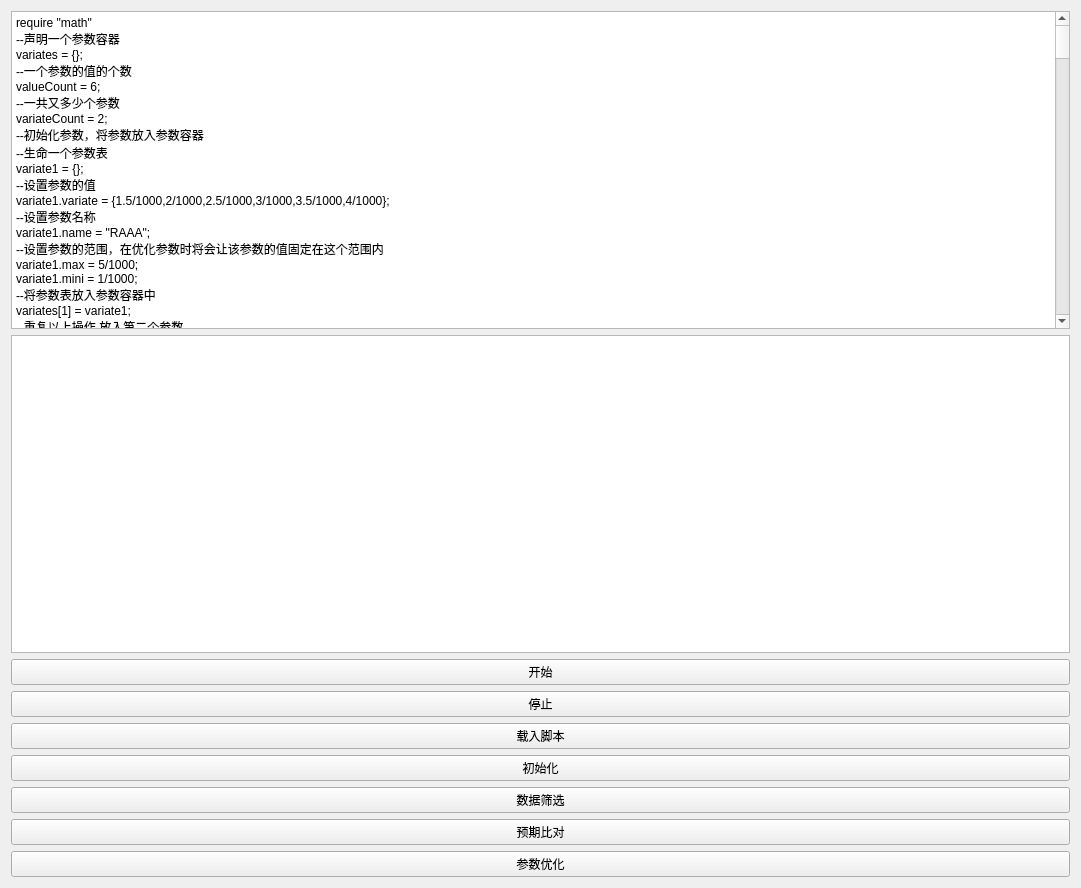
Qt form src/SmartContorl/SmartContorlUI.ui (BeQuiet1228/FreeCAD) before a commit.
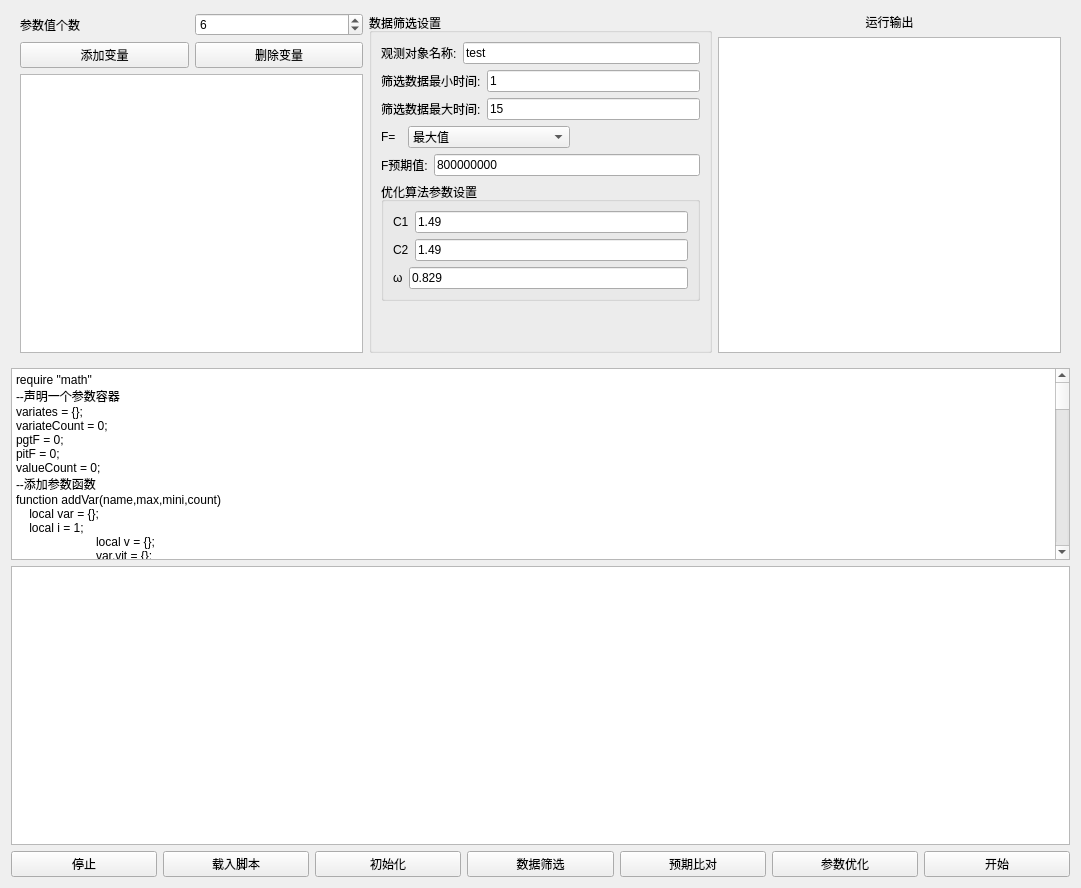
The same form after that commit. Custom widgets are drawn as their Qt base class.

Commit message: 完成优化算法初步得界面

```diff
--- a/src/SmartContorl/SmartContorlUI.ui
+++ b/src/SmartContorl/SmartContorlUI.ui
@@ -13,7 +13,317 @@
   <property name="windowTitle">
    <string>Form</string>
   </property>
-  <layout class="QVBoxLayout" name="verticalLayout">
+  <layout class="QVBoxLayout" name="verticalLayout" stretch="0,0,1,0">
+   <property name="topMargin">
+    <number>4</number>
+   </property>
+   <item>
+    <widget class="QWidget" name="widget" native="true">
+     <property name="sizePolicy">
+      <sizepolicy hsizetype="Preferred" vsizetype="Minimum">
+       <horstretch>0</horstretch>
+       <verstretch>0</verstretch>
+      </sizepolicy>
+     </property>
+     <property name="minimumSize">
+      <size>
+       <width>0</width>
+       <height>200</height>
+      </size>
+     </property>
+     <layout class="QHBoxLayout" name="horizontalLayout_12">
+      <item>
+       <layout class="QVBoxLayout" name="verticalLayout_2">
+        <item>
+         <layout class="QHBoxLayout" name="horizontalLayout_3">
+          <item>
+           <widget class="QLabel" name="label">
+            <property name="text">
+             <string>参数值个数</string>
+            </property>
+           </widget>
+          </item>
+          <item>
+           <widget class="QSpinBox" name="spinBoxCount">
+            <property name="value">
+             <number>6</number>
+            </property>
+           </widget>
+          </item>
+         </layout>
+        </item>
+        <item>
+         <layout class="QHBoxLayout" name="horizontalLayout_2">
+          <item>
+           <widget class="QPushButton" name="pushButtonAddVariate">
+            <property name="text">
+             <string>添加变量</string>
+            </property>
+           </widget>
+          </item>
+          <item>
+           <widget class="QPushButton" name="pushButtonDeleteVariate">
+            <property name="text">
+             <string>删除变量</string>
+            </property>
+           </widget>
+          </item>
+         </layout>
+        </item>
+        <item>
+         <widget class="QListWidget" name="listWidgetVariate"/>
+        </item>
+       </layout>
+      </item>
+      <item>
+       <layout class="QVBoxLayout" name="verticalLayout_5">
+        <item>
+         <widget class="QGroupBox" name="groupBox">
+          <property name="title">
+           <string>数据筛选设置</string>
+          </property>
+          <layout class="QVBoxLayout" name="verticalLayout_3">
+           <item>
+            <layout class="QHBoxLayout" name="horizontalLayout_4">
+             <item>
+              <widget class="QLabel" name="label_2">
+               <property name="text">
+                <string>观测对象名称:</string>
+               </property>
+              </widget>
+             </item>
+             <item>
+              <widget class="QLineEdit" name="lineEditName">
+               <property name="text">
+                <string>test</string>
+               </property>
+              </widget>
+             </item>
+            </layout>
+           </item>
+           <item>
+            <layout class="QHBoxLayout" name="horizontalLayout_6">
+             <item>
+              <widget class="QLabel" name="label_4">
+               <property name="text">
+                <string>筛选数据最小时间:</string>
+               </property>
+              </widget>
+             </item>
+             <item>
+              <widget class="QLineEdit" name="lineEditMiniTime">
+               <property name="text">
+                <string>1</string>
+               </property>
+              </widget>
+             </item>
+            </layout>
+           </item>
+           <item>
+            <layout class="QHBoxLayout" name="horizontalLayout_5">
+             <item>
+              <widget class="QLabel" name="label_3">
+               <property name="text">
+                <string>筛选数据最大时间:</string>
+               </property>
+              </widget>
+             </item>
+             <item>
+              <widget class="QLineEdit" name="lineEditMaxTime">
+               <property name="text">
+                <string>15</string>
+               </property>
+              </widget>
+             </item>
+            </layout>
+           </item>
+           <item>
+            <layout class="QHBoxLayout" name="horizontalLayout_7">
+             <item>
+              <widget class="QLabel" name="label_5">
+               <property name="sizePolicy">
+                <sizepolicy hsizetype="Minimum" vsizetype="Preferred">
+                 <horstretch>0</horstretch>
+                 <verstretch>0</verstretch>
+                </sizepolicy>
+               </property>
+               <property name="text">
+                <string>F=  </string>
+               </property>
+               <property name="alignment">
+                <set>Qt::AlignLeading|Qt::AlignLeft|Qt::AlignVCenter</set>
+               </property>
+              </widget>
+             </item>
+             <item>
+              <widget class="QComboBox" name="comboBoxF">
+               <property name="sizePolicy">
+                <sizepolicy hsizetype="Expanding" vsizetype="Fixed">
+                 <horstretch>0</horstretch>
+                 <verstretch>0</verstretch>
+                </sizepolicy>
+               </property>
+               <item>
+                <property name="text">
+                 <string>最大值</string>
+                </property>
+               </item>
+               <item>
+                <property name="text">
+                 <string>最小值</string>
+                </property>
+               </item>
+               <item>
+                <property name="text">
+                 <string>平均值</string>
+                </property>
+               </item>
+               <item>
+                <property name="text">
+                 <string>新建项目</string>
+                </property>
+               </item>
+               <item>
+                <property name="text">
+                 <string>PavExp(-|Pmax/Pav-2k|)</string>
+                </property>
+               </item>
+              </widget>
+             </item>
+             <item>
+              <spacer name="horizontalSpacer">
+               <property name="orientation">
+                <enum>Qt::Horizontal</enum>
+               </property>
+               <property name="sizeHint" stdset="0">
+                <size>
+                 <width>40</width>
+                 <height>20</height>
+                </size>
+               </property>
+              </spacer>
+             </item>
+            </layout>
+           </item>
+           <item>
+            <layout class="QHBoxLayout" name="horizontalLayout_8">
+             <item>
+              <widget class="QLabel" name="label_6">
+               <property name="text">
+                <string>F预期值:</string>
+               </property>
+              </widget>
+             </item>
+             <item>
+              <widget class="QLineEdit" name="lineEditMaxF">
+               <property name="text">
+                <string>800000000</string>
+               </property>
+              </widget>
+             </item>
+            </layout>
+           </item>
+           <item>
+            <widget class="QGroupBox" name="groupBox_2">
+             <property name="title">
+              <string>优化算法参数设置</string>
+             </property>
+             <layout class="QVBoxLayout" name="verticalLayout_4">
+              <item>
+               <layout class="QHBoxLayout" name="horizontalLayout_9">
+                <item>
+                 <widget class="QLabel" name="label_7">
+                  <property name="text">
+                   <string>C1</string>
+                  </property>
+                 </widget>
+                </item>
+                <item>
+                 <widget class="QLineEdit" name="lineEditC1">
+                  <property name="text">
+                   <string>1.49</string>
+                  </property>
+                 </widget>
+                </item>
+               </layout>
+              </item>
+              <item>
+               <layout class="QHBoxLayout" name="horizontalLayout_10">
+                <item>
+                 <widget class="QLabel" name="label_8">
+                  <property name="text">
+                   <string>C2</string>
+                  </property>
+                 </widget>
+                </item>
+                <item>
+                 <widget class="QLineEdit" name="lineEditC2">
+                  <property name="text">
+                   <string>1.49</string>
+                  </property>
+                 </widget>
+                </item>
+               </layout>
+              </item>
+              <item>
+               <layout class="QHBoxLayout" name="horizontalLayout_11">
+                <item>
+                 <widget class="QLabel" name="label_9">
+                  <property name="text">
+                   <string>ω</string>
+                  </property>
+                 </widget>
+                </item>
+                <item>
+                 <widget class="QLineEdit" name="lineEditOmega">
+                  <property name="text">
+                   <string>0.829</string>
+                  </property>
+                 </widget>
+                </item>
+               </layout>
+              </item>
+             </layout>
+            </widget>
+           </item>
+           <item>
+            <spacer name="verticalSpacer">
+             <property name="orientation">
+              <enum>Qt::Vertical</enum>
+             </property>
+             <property name="sizeHint" stdset="0">
+              <size>
+               <width>20</width>
+               <height>40</height>
+              </size>
+             </property>
+            </spacer>
+           </item>
+          </layout>
+         </widget>
+        </item>
+       </layout>
+      </item>
+      <item>
+       <layout class="QVBoxLayout" name="verticalLayout_6">
+        <item>
+         <widget class="QLabel" name="label_10">
+          <property name="text">
+           <string>运行输出</string>
+          </property>
+          <property name="alignment">
+           <set>Qt::AlignCenter</set>
+          </property>
+         </widget>
+        </item>
+        <item>
+         <widget class="QPlainTextEdit" name="plainTextEdit"/>
+        </item>
+       </layout>
+      </item>
+     </layout>
+    </widget>
+   </item>
    <item>
     <widget class="CodeEditor" name="textEdit">
      <property name="styleSheet">
@@ -23,55 +333,55 @@
       <string>require &quot;math&quot;
 --声明一个参数容器
 variates = {};
---一个参数的值的个数
-valueCount = 6;
---一共又多少个参数
-variateCount = 2;
---初始化参数，将参数放入参数容器
---生命一个参数表
-variate1 = {};
---设置参数的值
-variate1.variate = {1.5/1000,2/1000,2.5/1000,3/1000,3.5/1000,4/1000};
---设置参数名称
-variate1.name = &quot;RAAA&quot;;
---设置参数的范围，在优化参数时将会让该参数的值固定在这个范围内
-variate1.max = 5/1000;
-variate1.mini = 1/1000;
---将参数表放入参数容器中
-variates[1] = variate1;
---重复以上操作 放入第二个参数
-variate2 = {};
-variate2.variate = {11/1000,12/1000,14/1000,16/1000,18/1000,20/1000};
-variate2.name = &quot;RBBB&quot;;
-variate2.mini = 10/1000;
-variate2.max = 30/1000;
-variates[2] = variate2;
-
---观测对象在m3d中设置的别名
-observeName = &quot;test&quot;;
---数据筛选时的时间范围
-maxTime = 15;
-miniTime = 1;
---预期功率值 当F达到这个预期值时停止优化
-excpectF = 800000000;
+variateCount = 0;
 pgtF = 0;
-pitF = 0
---优化算法中的参数
-omiga = 0.829;
-c1 = 1.49;
-c2 = 1.49;
+pitF = 0;
+valueCount = 0;
+--添加参数函数
+function addVar(name,max,mini,count)
+    local var = {};
+    local i = 1;
+	local v = {};
+	var.vit = {};
+	var.pgt = 0;
+	var.pit = 0;
+    --随机数只能取整数 所以需要将范围乘上一个足够大的数之后再取小数
+	local bei = 1000000;
+    while(i &lt; count + 1)
+	do
+		--设置参数值
+		v[i] = math.random(mini*bei,max*bei)/bei;
+		--初始化参数的增量
+		var.vit[i] = 0;
+		i = i + 1;
+	end
+    var.variate = v;
+    var.name = name;
+    var.max = max;
+    var.mini = mini;
+    variateCount = variateCount + 1;
+    variates[variateCount] = var;
+    valueCount = count;
+end
 function rand()
 	local n = math.random(10000);
 	return n/10000;
 end
 function init()
- print(&quot;call init&quot;);
+ cppPrint(&quot;call init&quot;);
  local index = 1;
  while(index &lt; variateCount + 1)
  do
-	variates[index].vit = {0,0,0,0,0,0};
-	variates[index].pgt = 0;
-	variates[index].pit = 0;
+	--输出参数值
+	local i = 1;
+	local log = variates[index].name..&quot;= &quot;
+	while(i &lt; valueCount + 1)
+	do
+		log = log..variates[index].variate[i]..&quot;,&quot;;
+		i = i + 1;
+	end
+	cppPrint(log);
+	--往c中添加变量
 	addVariate(variates[index].name,variates[index].variate);
 	index = index + 1;
  end
@@ -82,17 +392,17 @@
  do
 	if(not openH5File())
 	then
-		print(&quot;open h5file false!&quot;);
+		cppPrint(&quot;open h5file false!&quot;);
 	end
 	if(not findResultData(observeName))
 	then
-		print(&quot;find result false!&quot;);
+		cppPrint(&quot;find result false!&quot;);
 		return;
 	end
  
 	if(not openDataSet())
 	then
-		print(&quot;open data set false!&quot;);
+		cppPrint(&quot;open data set false!&quot;);
 		return;
 	end
 	local valueSize = getDataSetVlaueSize();
@@ -117,8 +427,7 @@
 	end
 	local av = add/addCount;
 	local f = av*math.exp(-math.abs(max/av - 2));
-	print(&quot;f&quot;);
-	print(f);
+	cppPrint(&quot;f= &quot;..f);
 	addParam(f);
  end
  saveParamsInHistory();
@@ -154,14 +463,11 @@
     tempIndex = tempIndex + 1;
  end
  pitF = maxF;
- print(&quot;pgtF&quot;);
- print(pgtF);
- print(&quot;pitF&quot;);
- print(pitF);
+ cppPrint(&quot;pgtF= &quot;..pgtF..&quot;,pit= &quot;..pitF);
 end
 
 function resultExpcet()
- print(&quot;call result expcet&quot;);
+ cppPrint(&quot;call result expcet&quot;);
  if(pgtF &gt; excpectF)
  then
 	return true;
@@ -169,13 +475,13 @@
  return false;
 end
 function optimize()
- print(&quot;call optimize&quot;);
+ cppPrint(&quot;call optimize&quot;);
  local variateIndex = 1;
  while(variateIndex &lt; variateCount + 1)
  do
      local index = 1;
      local tempVariate = variates[variateIndex];
-     while(index &lt; valueCount + 1)
+	 while(index &lt; valueCount + 1)
 	 do
         local temp = 0;
         local value = tempVariate.variate[index];
@@ -208,56 +514,67 @@
     </widget>
    </item>
    <item>
-    <widget class="QListWidget" name="listWidget"/>
-   </item>
-   <item>
-    <widget class="QPushButton" name="pushButton">
-     <property name="text">
-      <string>开始</string>
+    <widget class="QListWidget" name="listWidget">
+     <property name="sizePolicy">
+      <sizepolicy hsizetype="Expanding" vsizetype="Expanding">
+       <horstretch>0</horstretch>
+       <verstretch>0</verstretch>
+      </sizepolicy>
      </property>
     </widget>
    </item>
    <item>
-    <widget class="QPushButton" name="pushButton_2">
-     <property name="text">
-      <string>停止</string>
-     </property>
-    </widget>
-   </item>
-   <item>
-    <widget class="QPushButton" name="pushButton_3">
-     <property name="text">
-      <string>载入脚本</string>
-     </property>
-    </widget>
-   </item>
-   <item>
-    <widget class="QPushButton" name="pushButton_4">
-     <property name="text">
-      <string>初始化</string>
-     </property>
-    </widget>
-   </item>
-   <item>
-    <widget class="QPushButton" name="pushButton_5">
-     <property name="text">
-      <string>数据筛选</string>
-     </property>
-    </widget>
-   </item>
-   <item>
-    <widget class="QPushButton" name="pushButton_6">
-     <property name="text">
-      <string>预期比对</string>
-     </property>
-    </widget>
-   </item>
-   <item>
-    <widget class="QPushButton" name="pushButton_7">
-     <property name="text">
-      <string>参数优化</string>
-     </property>
-    </widget>
+    <layout class="QHBoxLayout" name="horizontalLayout">
+     <item>
+      <widget class="QPushButton" name="pushButton_2">
+       <property name="text">
+        <string>停止</string>
+       </property>
+      </widget>
+     </item>
+     <item>
+      <widget class="QPushButton" name="pushButton_3">
+       <property name="text">
+        <string>载入脚本</string>
+       </property>
+      </widget>
+     </item>
+     <item>
+      <widget class="QPushButton" name="pushButton_4">
+       <property name="text">
+        <string>初始化</string>
+       </property>
+      </widget>
+     </item>
+     <item>
+      <widget class="QPushButton" name="pushButton_5">
+       <property name="text">
+        <string>数据筛选</string>
+       </property>
+      </widget>
+     </item>
+     <item>
+      <widget class="QPushButton" name="pushButton_6">
+       <property name="text">
+        <string>预期比对</string>
+       </property>
+      </widget>
+     </item>
+     <item>
+      <widget class="QPushButton" name="pushButton_7">
+       <property name="text">
+        <string>参数优化</string>
+       </property>
+      </widget>
+     </item>
+     <item>
+      <widget class="QPushButton" name="pushButton">
+       <property name="text">
+        <string>开始</string>
+       </property>
+      </widget>
+     </item>
+    </layout>
    </item>
   </layout>
   <action name="actionShowLuaEditor">
```
The commit also changes 14 other files.
